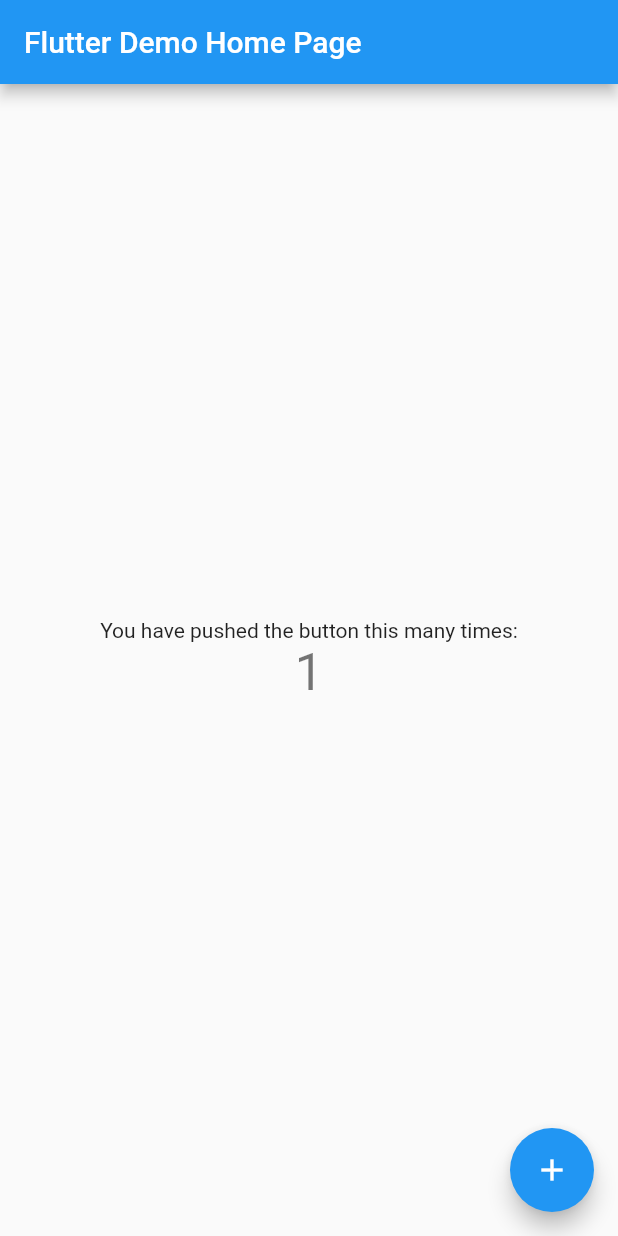
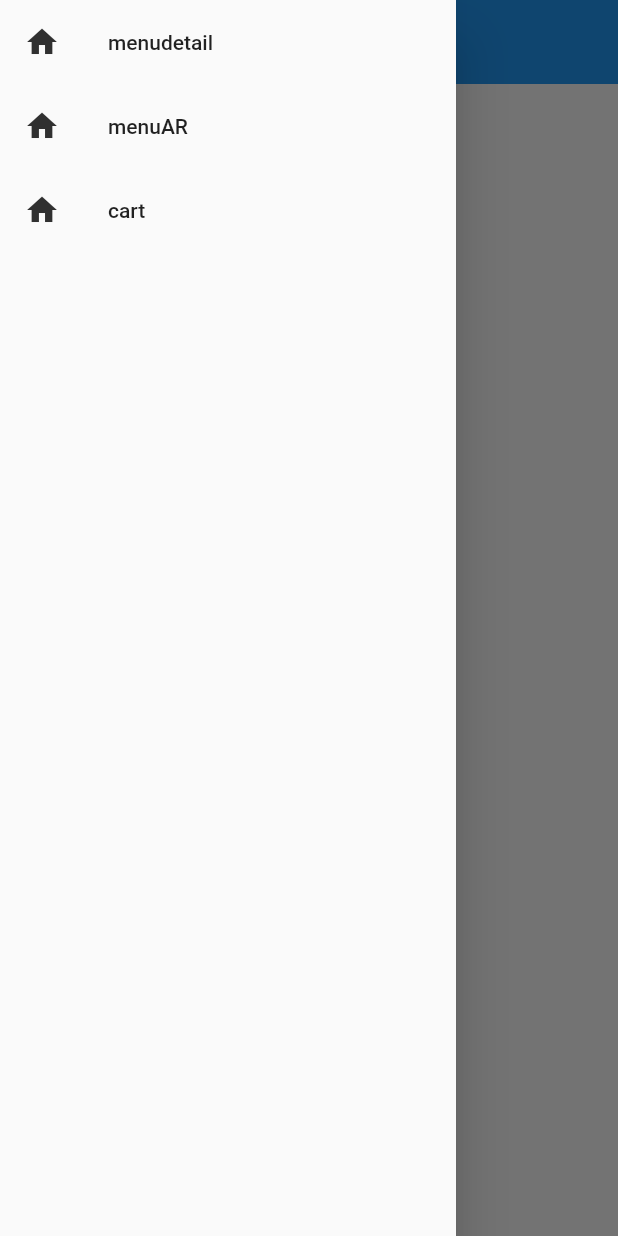
Before and after one commit to TripleH-EwhaCSE/Mein_Flutter, a Flutter app: the screen it shows after launch, with the side drawer open (before the commit the screen has no drawer), on a phone screen of 412 x 824 dp. Run offline on Flutter 3.47's test engine with Material 2 defaults, Android fonts, the phone set to English and light mode, and no system bars.

Commit message:
navigator 추가

```diff
--- /dev/null
+++ b/mein/lib/cart.dart
@@ -0,0 +1,13 @@
+import 'package:flutter/material.dart';
+
+class Cart extends StatelessWidget {
+  // This widget is the root of your application.
+  @override
+  Widget build(BuildContext context) {
+    return Scaffold(
+      appBar:AppBar(
+        title: Text('cart')
+        ),
+    );
+  }
+}
--- a/mein/lib/main.dart
+++ b/mein/lib/main.dart
@@ -1,113 +1,24 @@
 import 'package:flutter/material.dart';
+import 'package:mein/cart.dart';
+import 'package:mein/main_page.dart';
+import 'package:mein/menuAR.dart';
+import 'package:mein/menudetail.dart';
 
 void main() {
   runApp(MyApp());
 }
 
 class MyApp extends StatelessWidget {
-  // This widget is the root of your application.
   @override
   Widget build(BuildContext context) {
     return MaterialApp(
-      title: 'Flutter Demo',
-      theme: ThemeData(
-        // This is the theme of your application.
-        //
-        // Try running your application with "flutter run". You'll see the
-        // application has a blue toolbar. Then, without quitting the app, try
-        // changing the primarySwatch below to Colors.green and then invoke
-        // "hot reload" (press "r" in the console where you ran "flutter run",
-        // or simply save your changes to "hot reload" in a Flutter IDE).
-        // Notice that the counter didn't reset back to zero; the application
-        // is not restarted.
-        primarySwatch: Colors.blue,
-      ),
-      home: MyHomePage(title: 'Flutter Demo Home Page'),
+      initialRoute: '/',
+      routes: {
+        '/': (context) => MainPage(),
+        '/menudetail': (context) => MenuDetail(),
+        '/menuAR': (context) => MenuAR(),
+        '/cart': (context) => Cart()
+      },
     );
   }
 }
-
-class MyHomePage extends StatefulWidget {
-  MyHomePage({Key key, this.title}) : super(key: key);
-
-  // This widget is the home page of your application. It is stateful, meaning
-  // that it has a State object (defined below) that contains fields that affect
-  // how it looks.
-
-  // This class is the configuration for the state. It holds the values (in this
-  // case the title) provided by the parent (in this case the App widget) and
-  // used by the build method of the State. Fields in a Widget subclass are
-  // always marked "final".
-
-  final String title;
-
-  @override
-  _MyHomePageState createState() => _MyHomePageState();
-}
-
-class _MyHomePageState extends State<MyHomePage> {
-  int _counter = 1;
-
-  void _incrementCounter() {
-    setState(() {
-      // This call to setState tells the Flutter framework that something has
-      // changed in this State, which causes it to rerun the build method below
-      // so that the display can reflect the updated values. If we changed
-      // _counter without calling setState(), then the build method would not be
-      // called again, and so nothing would appear to happen.
-      _counter++;
-    });
-  }
-
-  @override
-  Widget build(BuildContext context) {
-    // This method is rerun every time setState is called, for instance as done
-    // by the _incrementCounter method above.
-    //
-    // The Flutter framework has been optimized to make rerunning build methods
-    // fast, so that you can just rebuild anything that needs updating rather
-    // than having to individually change instances of widgets.
-    return Scaffold(
-      appBar: AppBar(
-        // Here we take the value from the MyHomePage object that was created by
-        // the App.build method, and use it to set our appbar title.
-        title: Text(widget.title),
-      ),
-      body: Center(
-        // Center is a layout widget. It takes a single child and positions it
-        // in the middle of the parent.
-        child: Column(
-          // Column is also a layout widget. It takes a list of children and
-          // arranges them vertically. By default, it sizes itself to fit its
-          // children horizontally, and tries to be as tall as its parent.
-          //
-          // Invoke "debug painting" (press "p" in the console, choose the
-          // "Toggle Debug Paint" action from the Flutter Inspector in Android
-          // Studio, or the "Toggle Debug Paint" command in Visual Studio Code)
-          // to see the wireframe for each widget.
-          //
-          // Column has various properties to control how it sizes itself and
-          // how it positions its children. Here we use mainAxisAlignment to
-          // center the children vertically; the main axis here is the vertical
-          // axis because Columns are vertical (the cross axis would be
-          // horizontal).
-          mainAxisAlignment: MainAxisAlignment.center,
-          children: <Widget>[
-            Text(
-              'You have pushed the button this many times:',
-            ),
-            Text(
-              '$_counter',
-              style: Theme.of(context).textTheme.headline4,
-            ),
-          ],
-        ),
-      ),
-      floatingActionButton: FloatingActionButton(
-        onPressed: _incrementCounter,
-        tooltip: 'Increment',
-        child: Icon(Icons.add),
-      ), // This trailing comma makes auto-formatting nicer for build methods.
-    );
-  }
-}
--- /dev/null
+++ b/mein/lib/main_page.dart
@@ -0,0 +1,50 @@
+import 'package:flutter/material.dart';
+
+class MainPage extends StatelessWidget {
+  @override
+  Widget build(BuildContext context) {
+    return Scaffold(
+      appBar: AppBar(
+        title: Text('MainPage'),
+        centerTitle: true,
+        elevation: 0.0,
+      ),
+      drawer: Drawer(
+        child: ListView(
+          children: <Widget>[
+            ListTile(
+              leading: Icon(
+                Icons.home,
+                color: Colors.grey[850],
+              ),
+              title: Text('menudetail'),
+              onTap: () {
+                Navigator.pushNamed(context, '/menudetail');
+              },
+            ),
+            ListTile(
+              leading: Icon(
+                Icons.home,
+                color: Colors.grey[850],
+              ),
+              title: Text('menuAR'),
+              onTap: () {
+                Navigator.pushNamed(context, '/menuAR');
+              },
+            ),
+            ListTile(
+              leading: Icon(
+                Icons.home,
+                color: Colors.grey[850],
+              ),
+              title: Text('cart'),
+              onTap: () {
+                Navigator.pushNamed(context, '/cart');
+              },
+            )
+          ],
+        ),
+      ),
+    );
+  }
+}
--- /dev/null
+++ b/mein/lib/menuAR.dart
@@ -0,0 +1,13 @@
+import 'package:flutter/material.dart';
+
+class MenuAR extends StatelessWidget {
+  // This widget is the root of your application.
+  @override
+  Widget build(BuildContext context) {
+    return Scaffold(
+      appBar:AppBar(
+        title: Text('menuAR')
+        ),
+    );
+  }
+}
--- /dev/null
+++ b/mein/lib/menudetail.dart
@@ -0,0 +1,13 @@
+import 'package:flutter/material.dart';
+
+class MenuDetail extends StatelessWidget {
+  // This widget is the root of your application.
+  @override
+  Widget build(BuildContext context) {
+    return Scaffold(
+      appBar:AppBar(
+        title: Text('menudetail')
+        ),
+    );
+  }
+}
```
Also changed, not shown: 1 other file.
